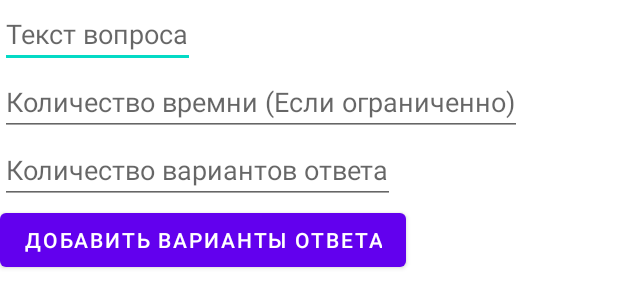
After one commit to Joneks421/Quester, an Android app: the layout activity_addtask.xml on its own in the app's theme, with its tools: preview values and no code run, on a phone screen of 412 x 824 dp. The commit adds this screen. Shown: the top 308 px of the screen. Run offline under Robolectric (Android 15) with nearby library versions, the phone set to English and light mode, and no system bars.

Commit message:
pre - alpha v 0.0.4

```diff
--- /dev/null
+++ b/app/src/main/res/layout/activity_addtask.xml
@@ -0,0 +1,28 @@
+<?xml version="1.0" encoding="utf-8"?>
+<LinearLayout
+    xmlns:android="http://schemas.android.com/apk/res/android"
+    android:orientation="vertical"
+    android:layout_width="match_parent"
+    android:layout_height="match_parent">
+    <EditText
+        android:id="@+id/questionText"
+        android:layout_width="wrap_content"
+        android:layout_height="wrap_content"
+        android:hint="Текст вопроса"/>
+    <EditText
+        android:id="@+id/TimeAmount"
+        android:layout_width="wrap_content"
+        android:layout_height="wrap_content"
+        android:hint="Количество времни (Если ограниченно)"/>
+    <EditText
+        android:id="@+id/questionAmount"
+        android:layout_width="wrap_content"
+        android:layout_height="wrap_content"
+        android:hint="Количество вариантов ответа"/>
+    <Button
+        android:id="@+id/button_addOptionAnswer"
+        android:layout_width="wrap_content"
+        android:layout_height="wrap_content"
+        android:text="Добавить варианты ответа"/>
+
+</LinearLayout>
--- a/app/src/main/res/layout/activity_main.xml
+++ b/app/src/main/res/layout/activity_main.xml
@@ -27,5 +27,11 @@
         android:text="@string/Do"
         android:textSize="20sp" />
 
+    <Button
+        android:layout_width="match_parent"
+        android:layout_height="wrap_content"
+        android:text="@string/user"
+        android:textSize="20sp"/>
+
 
 </LinearLayout>
--- a/app/src/main/res/values/strings.xml
+++ b/app/src/main/res/values/strings.xml
@@ -14,4 +14,6 @@
     <string name="Full_opisania_testa">Полное описание теста</string>
     <string name="QuestAuthor">Автор квеста</string>
     <string name="QuestText">Текст квеста</string>
+    <string name="TextOfQuestion">Текст вопроса</string>
+    <string name="user">Учетная запись</string>
 </resources>
```
Also changed, not shown: app/src/main/java/com/example/quester/AddTask.java (added, +46 -0 lines), app/src/main/java/com/example/quester/AddUserActivity.java (deleted, +0 -51 lines), app/src/main/java/com/example/quester/AnswerOptions.java (added, +38 -0 lines), app/src/main/java/com/example/quester/CreateQuest.java (+18 -0 lines), app/src/main/java/com/example/quester/Tasks.java (added, +26 -0 lines), app/src/main/java/com/example/quester/profile.java (added, +48 -0 lines), app/src/main/res/layout/activity_answeroptions.xml (added, +23 -0 lines), app/src/main/res/layout/activity_createquest.xml (+13 -0 lines), app/src/main/res/layout/activity_tasks.xml (added, +18 -0 lines), app/src/main/res/layout/activity_user.xml (added, +36 -0 lines).
